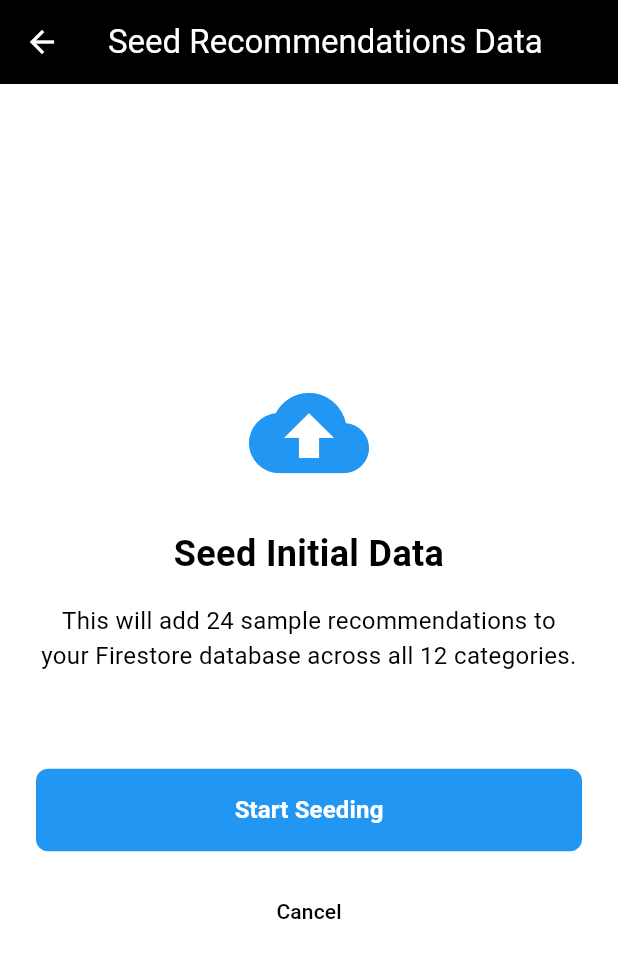
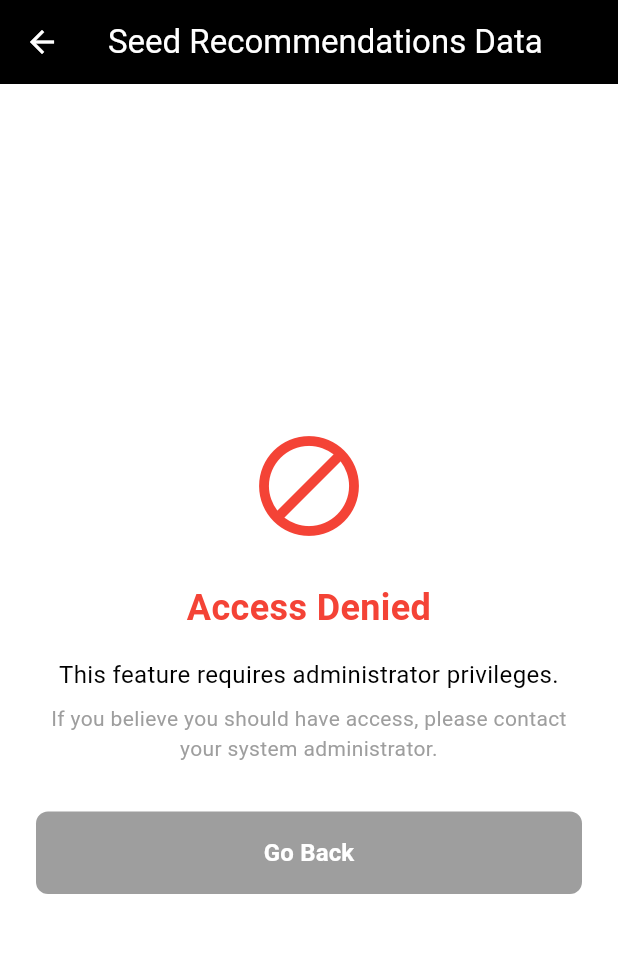
Before and after one commit to thirdeyewink/yajid-flutter, a Flutter app: the AdminSeedScreen screen opened directly, on a phone screen of 412 x 824 dp. Shown: the top 958 px of the screen. Run offline on Flutter 3.47's test engine with Material 3 defaults, Android fonts, the phone set to English and light mode, and no system bars; our stand-ins replace cached_network_image, cloud_firestore, cloud_functions, country_code_picker, equatable, firebase_auth and 11 more; missing offline and left inert: firebase_performance, lunar; accounts and stored records are empty.

Commit message:
security: Add admin role verification to admin seed screen (P0)
SECURITY FIX - Critical Priority
Fixes the P0 security vulnerability where admin_seed_screen.dart was
accessible to all users without any access control.

Changes:
1. UserModel:
   - Added 'role' field (default: 'user')
   - Updated fromMap, toMap, and copyWith methods

2. UserProfileService:
   - Added isAdmin() method to check user role
   - Updated createUserProfile() to set default role: 'user'
   - Updated initializeUserProfile() to set default role: 'user'

3. AdminSeedScreen:
   - Added admin verification in initState()
   - Shows loading indicator while checking auth
   - Shows "Access Denied" UI for non-admin users
   - Only allows seeding for users with role: 'admin'
   - Updated security warning in class documentation

Security Model:
- Firestore rules already enforce admin-only access (firestore.rules:18-22)
- Client-side check provides better UX (immediate feedback)
- Server-side enforcement prevents unauthorized API calls
- Default role 'user' ensures least-privilege principle

Verification:
- flutter analyze: 0 issues ✅
- Compiles cleanly

Related:
- Firestore rules: firestore.rules lines 18-22, 72-75
- Documented in PRD-001 Section 3.2.3 (Admin Data Management Tools)

```diff
--- a/lib/models/user_model.dart
+++ b/lib/models/user_model.dart
@@ -5,6 +5,7 @@ class UserModel {
   final String? photoURL;
   final bool isOnline;
   final DateTime lastSeen;
+  final String role; // 'user' or 'admin'
 
   UserModel({
     required this.uid,
@@ -13,6 +14,7 @@ class UserModel {
     this.photoURL,
     this.isOnline = false,
     required this.lastSeen,
+    this.role = 'user',
   });
 
   factory UserModel.fromMap(Map<String, dynamic> map) {
@@ -23,6 +25,7 @@ class UserModel {
       photoURL: map['photoURL'],
       isOnline: map['isOnline'] ?? false,
       lastSeen: DateTime.fromMillisecondsSinceEpoch(map['lastSeen'] ?? 0),
+      role: map['role'] ?? 'user',
     );
   }
 
@@ -34,6 +37,7 @@ class UserModel {
       'photoURL': photoURL,
       'isOnline': isOnline,
       'lastSeen': lastSeen.millisecondsSinceEpoch,
+      'role': role,
     };
   }
 
@@ -44,6 +48,7 @@ class UserModel {
     String? photoURL,
     bool? isOnline,
     DateTime? lastSeen,
+    String? role,
   }) {
     return UserModel(
       uid: uid ?? this.uid,
@@ -52,6 +57,7 @@ class UserModel {
       photoURL: photoURL ?? this.photoURL,
       isOnline: isOnline ?? this.isOnline,
       lastSeen: lastSeen ?? this.lastSeen,
+      role: role ?? this.role,
     );
   }
 }
--- a/lib/screens/admin_seed_screen.dart
+++ b/lib/screens/admin_seed_screen.dart
@@ -1,9 +1,11 @@
 import 'package:flutter/material.dart';
 import 'package:yajid/models/recommendation_model.dart';
 import 'package:yajid/services/recommendation_service.dart';
+import 'package:yajid/services/user_profile_service.dart';
 
 /// Admin screen for seeding initial recommendation data
 /// Access this screen from Settings > Advanced > Seed Data
+/// ⚠️ SECURITY: Only users with admin role can access this functionality
 class AdminSeedScreen extends StatefulWidget {
   const AdminSeedScreen({super.key});
 
@@ -13,10 +15,33 @@ class AdminSeedScreen extends StatefulWidget {
 
 class _AdminSeedScreenState extends State<AdminSeedScreen> {
   final RecommendationService _service = RecommendationService();
+  final UserProfileService _profileService = UserProfileService();
   bool _isSeeding = false;
+  bool _isCheckingAuth = true;
+  bool _isAdmin = false;
   String _status = '';
   int _successCount = 0;
   int _failCount = 0;
+
+  @override
+  void initState() {
+    super.initState();
+    _checkAdminStatus();
+  }
+
+  Future<void> _checkAdminStatus() async {
+    final isAdmin = await _profileService.isAdmin();
+    setState(() {
+      _isAdmin = isAdmin;
+      _isCheckingAuth = false;
+    });
+
+    if (!isAdmin) {
+      setState(() {
+        _status = 'Access Denied: Admin privileges required';
+      });
+    }
+  }
 
   Future<void> _seedData() async {
     setState(() {
@@ -412,7 +437,70 @@ class _AdminSeedScreenState extends State<AdminSeedScreen> {
         backgroundColor: Colors.black,
         foregroundColor: Colors.white,
       ),
-      body: Padding(
+      body: _isCheckingAuth
+          ? const Center(
+              child: CircularProgressIndicator(),
+            )
+          : !_isAdmin
+              ? _buildAccessDeniedView()
+              : _buildSeedingView(),
+    );
+  }
+
+  Widget _buildAccessDeniedView() {
+    return Padding(
+      padding: const EdgeInsets.all(24.0),
+      child: Column(
+        crossAxisAlignment: CrossAxisAlignment.stretch,
+        mainAxisAlignment: MainAxisAlignment.center,
+        children: [
+          const Icon(
+            Icons.block,
+            size: 80,
+            color: Colors.red,
+          ),
+          const SizedBox(height: 24),
+          const Text(
+            'Access Denied',
+            style: TextStyle(
+              fontSize: 24,
+              fontWeight: FontWeight.bold,
+              color: Colors.red,
+            ),
+            textAlign: TextAlign.center,
+          ),
+          const SizedBox(height: 16),
+          const Text(
+            'This feature requires administrator privileges.',
+            style: TextStyle(fontSize: 16),
+            textAlign: TextAlign.center,
+          ),
+          const SizedBox(height: 8),
+          const Text(
+            'If you believe you should have access, please contact your system administrator.',
+            style: TextStyle(fontSize: 14, color: Colors.grey),
+            textAlign: TextAlign.center,
+          ),
+          const SizedBox(height: 32),
+          ElevatedButton(
+            onPressed: () => Navigator.pop(context),
+            style: ElevatedButton.styleFrom(
+              backgroundColor: Colors.grey,
+              foregroundColor: Colors.white,
+              padding: const EdgeInsets.symmetric(vertical: 16),
+            ),
+            child: const Text(
+              'Go Back',
+              style: TextStyle(fontSize: 16, fontWeight: FontWeight.bold),
+            ),
+          ),
+        ],
+      ),
+    );
+  }
+
+  Widget _buildSeedingView() {
+    return Padding(
       padding: const EdgeInsets.all(24.0),
       child: Column(
         crossAxisAlignment: CrossAxisAlignment.stretch,
@@ -489,7 +577,6 @@ class _AdminSeedScreenState extends State<AdminSeedScreen> {
           ),
         ],
       ),
-      ),
     );
   }
 }
```
Also changed, not shown: lib/services/user_profile_service.dart (+22 -0 lines), .claude/settings.local.json. Lines whose indentation alone changed are shown as unchanged.
